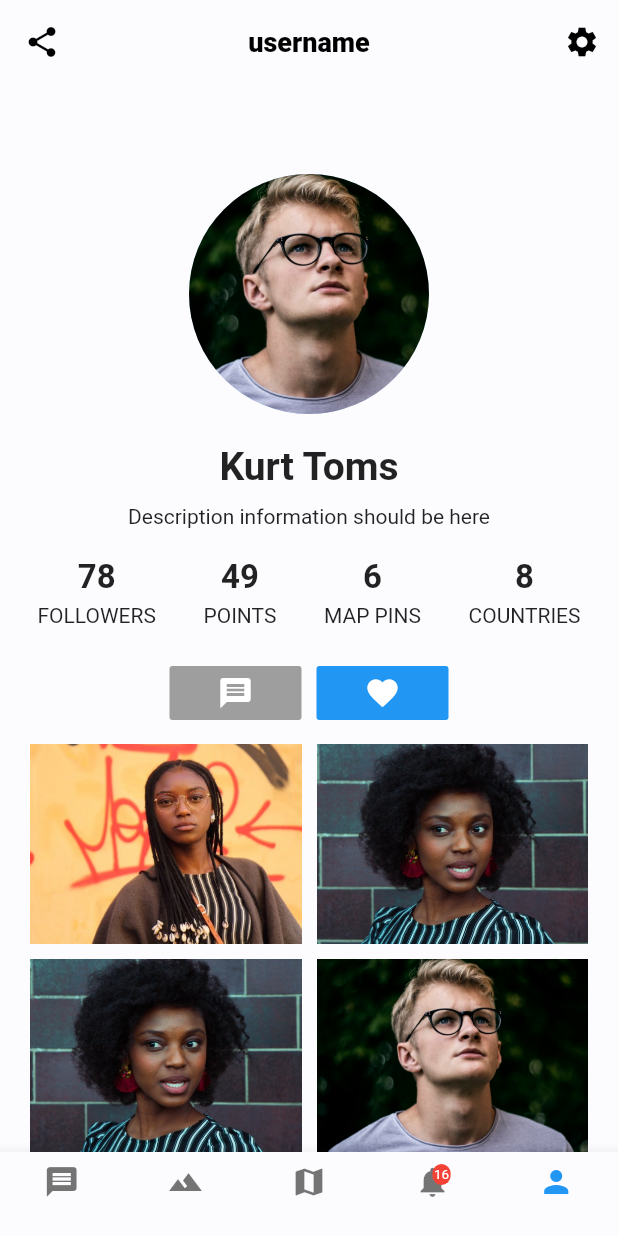
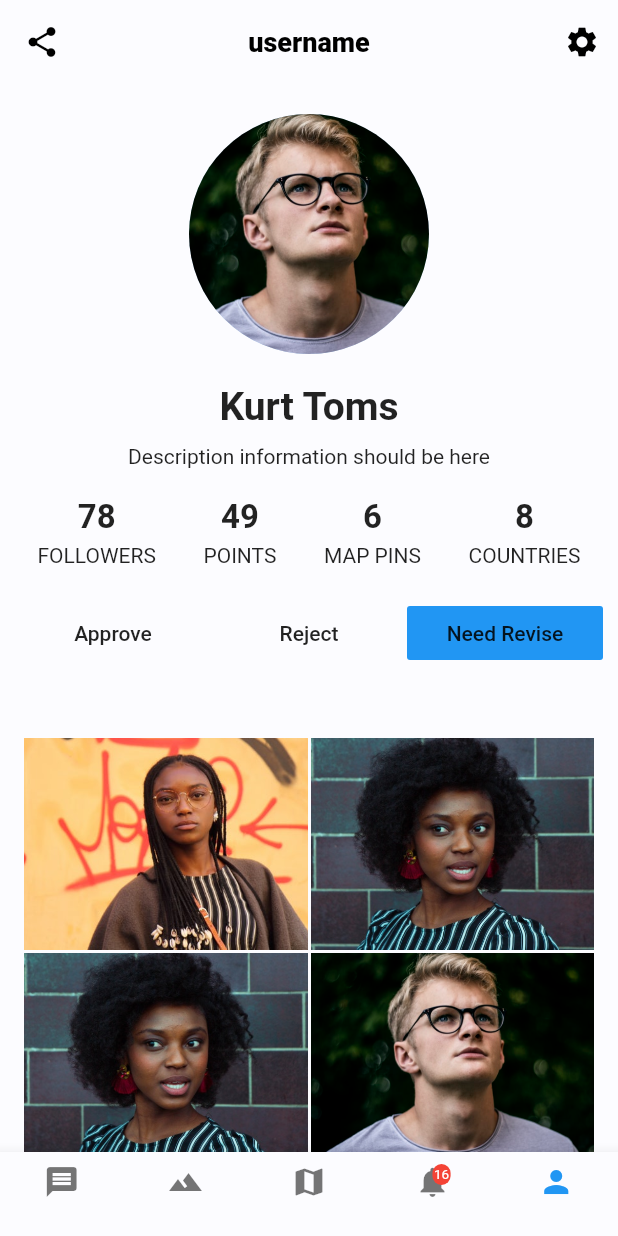
Before and after one commit to arron-murray/social-app, a Flutter app: the screen it shows after launch, swiped to page 5, on a phone screen of 412 x 824 dp. Run offline on Flutter 3.47's test engine with Material 2 defaults, Android fonts, the phone set to English and light mode, and no system bars; our stand-ins replace google_maps_flutter.

Commit message:
updated map

```diff
--- a/lib/screens/conversation.dart
+++ b/lib/screens/conversation.dart
@@ -2,8 +2,6 @@ import 'package:flutter/material.dart';
 import 'package:social_app_ui/util/data.dart';
 import 'dart:math';
 import 'package:social_app_ui/widgets/chat_bubble.dart';
-
-
 
 class Conversation extends StatefulWidget {
   @override
@@ -27,7 +25,7 @@ class _ConversationState extends State<Conversation> {
         title: InkWell(
           child: Row(
 
-            children: <Widget>[
+            children: [
               Padding(
                 padding: EdgeInsets.only(left: 0.0, right: 10.0),
                 child: CircleAvatar(
--- a/lib/screens/main_screen.dart
+++ b/lib/screens/main_screen.dart
@@ -1,6 +1,7 @@
 import 'package:flutter/material.dart';
+
+import 'package:social_app_ui/screens/nav.dart';
 import 'package:social_app_ui/screens/chats.dart';
-import 'package:social_app_ui/screens/home.dart';
 import 'package:social_app_ui/screens/notifications.dart';
 import 'package:social_app_ui/screens/profile.dart';
 import 'package:social_app_ui/widgets/icon_badge.dart';
@@ -27,7 +28,7 @@ class _MainScreenState extends State<MainScreen> {
         children: <Widget>[
           Chats(),
           Feed(),
-          Home(),
+          Nav (),
           Notifications(),
           Profile(),
         ],
--- a/lib/screens/profile.dart
+++ b/lib/screens/profile.dart
@@ -1,5 +1,4 @@
 import 'dart:math';
-
 import 'package:flutter/material.dart';
 import 'package:social_app_ui/util/data.dart';
 
@@ -10,6 +9,7 @@ class Profile extends StatefulWidget {
 
 class _ProfileState extends State<Profile> {
   static Random random = Random();
+
   @override
   Widget build(BuildContext context) {
     return Scaffold(
@@ -18,18 +18,16 @@ class _ProfileState extends State<Profile> {
           icon: Icon(
             Icons.share,
           ),
-          onPressed: ()=>Navigator.pop(context),
+          onPressed: () => Navigator.pop (context),
         ),
-
         title: Text("username"),
         centerTitle: true,
         actions: <Widget>[
-
           IconButton(
             icon: Icon(
               Icons.settings,
             ),
-            onPressed: (){},
+            onPressed: () {},
           ),
         ],
       ),
@@ -41,8 +39,7 @@ class _ProfileState extends State<Profile> {
             mainAxisAlignment: MainAxisAlignment.center,
             crossAxisAlignment: CrossAxisAlignment.center,
             children: <Widget>[
-
-              SizedBox(height: 60),
+              SizedBox (height: 20),
               CircleAvatar(
                 backgroundImage: AssetImage(
                   "assets/cm${random.nextInt(10)}.jpeg",
@@ -58,15 +55,11 @@ class _ProfileState extends State<Profile> {
                 ),
               ),
               SizedBox(height: 10),
-
               Text(
                 "Description information should be here",
-                style: TextStyle(
-                ),
+                style: TextStyle (),
               ),
               SizedBox(height: 20),
-
-
               Padding(
                 padding: EdgeInsets.symmetric(horizontal: 15),
                 child: Row(
@@ -84,14 +77,12 @@ class _ProfileState extends State<Profile> {
                         SizedBox(height: 4),
                         Text(
                           "FOLLOWERS",
-                          style: TextStyle(
-                          ),
+                          style: TextStyle (),
                         ),
                       ],
                     ),
-
                     Column(
-                      children: <Widget>[
+                      children: [
                         Text(
                           random.nextInt(100).toString(),
                           style: TextStyle(
@@ -102,12 +93,10 @@ class _ProfileState extends State<Profile> {
                         SizedBox(height: 4),
                         Text(
                           "POINTS",
-                          style: TextStyle(
-                          ),
+                          style: TextStyle (),
                         ),
                       ],
                     ),
-
                     Column(
                       children: <Widget>[
                         Text(
@@ -120,8 +109,7 @@ class _ProfileState extends State<Profile> {
                         SizedBox(height: 4),
                         Text(
                           "MAP PINS",
-                          style: TextStyle(
-                          ),
+                          style: TextStyle (),
                         ),
                       ],
                     ),
@@ -137,53 +125,50 @@ class _ProfileState extends State<Profile> {
                         SizedBox(height: 4),
                         Text(
                           "COUNTRIES",
-                          style: TextStyle(
-                          ),
+                          style: TextStyle (),
                         ),
                       ],
                     ),
-
                   ],
                 ),
               ),
               SizedBox(height: 20),
-              Row(
-                mainAxisSize: MainAxisSize.max,
-                mainAxisAlignment: MainAxisAlignment.center,
-                children: <Widget>[
-                  FlatButton(
-                    child: Icon(
-                      Icons.message,
-                      color: Colors.white,
-                    ),
-                    color: Colors.grey,
-                    onPressed: (){},
+              Row
+                (children: [
+                Expanded (
+                  child: FlatButton (
+                    child: Text ("Approve"),
+                    onPressed: () => null,
                   ),
-                  SizedBox(width: 10),
-                  FlatButton(
-                    child: Icon(
-                      Icons.favorite,
-                      color: Colors.white,
-                    ),
-                    color: Theme.of(context).accentColor,
-                    onPressed: (){},
+                ),
+                Expanded (
+                  child: FlatButton (
+                    child: Text ("Reject"),
+                    onPressed: () => null,
                   ),
-              ],
-              ),
-
+                ),
+                Expanded (
+                  child: FlatButton (
+                    child: Text ("Need Revise"),
+                    onPressed: () {},
+                    color: Colors.blue,
+                  ),
+                )
+              ]),
+              SizedBox (height: 40),
               GridView.builder(
                 shrinkWrap: true,
                 physics: NeverScrollableScrollPhysics(),
                 primary: false,
                 padding: EdgeInsets.all(5),
-                itemCount: 15,
+                itemCount: 14,
                 gridDelegate: SliverGridDelegateWithFixedCrossAxisCount(
                   crossAxisCount: 2,
                   childAspectRatio: 200 / 150,
                 ),
                 itemBuilder: (BuildContext context, int index) {
                   return Padding(
-                    padding: EdgeInsets.all(5.0),
+                    padding: EdgeInsets.all (1.0),
                     child: Image.asset(
                       "assets/cm${random.nextInt(10)}.jpeg",
                       fit: BoxFit.cover,
--- a/lib/widgets/chat_bubble.dart
+++ b/lib/widgets/chat_bubble.dart
@@ -1,4 +1,3 @@
-import 'dart:async';
 import 'dart:math';
 import 'package:flutter/material.dart';
 
```
Also changed, not shown: lib/screens/add_poi.dart (added, +20 -0 lines), lib/screens/bottom-sheet.dart (added, +101 -0 lines), lib/screens/home.dart (deleted, +0 -74 lines), lib/screens/nav.dart (added, +89 -0 lines), lib/widgets/map_filter.dart (added, +9 -0 lines), lib/screens/chats.dart (line endings or trailing spaces), 1 other file.
